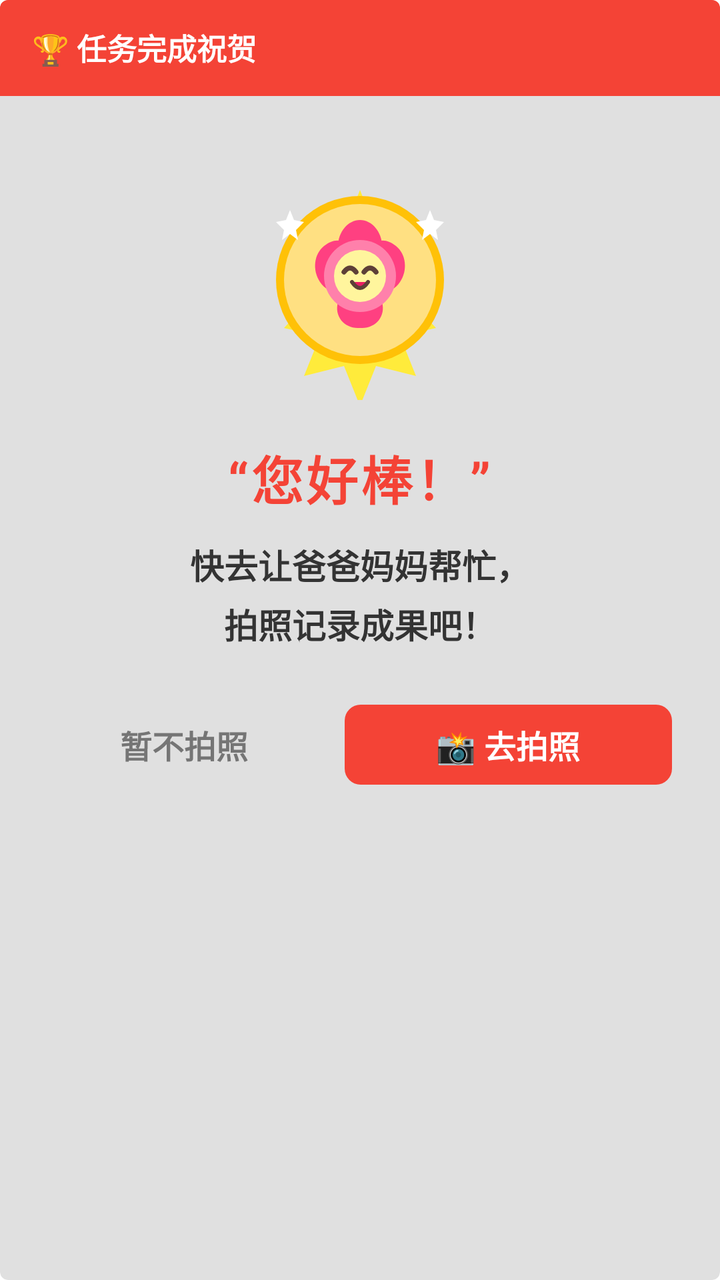
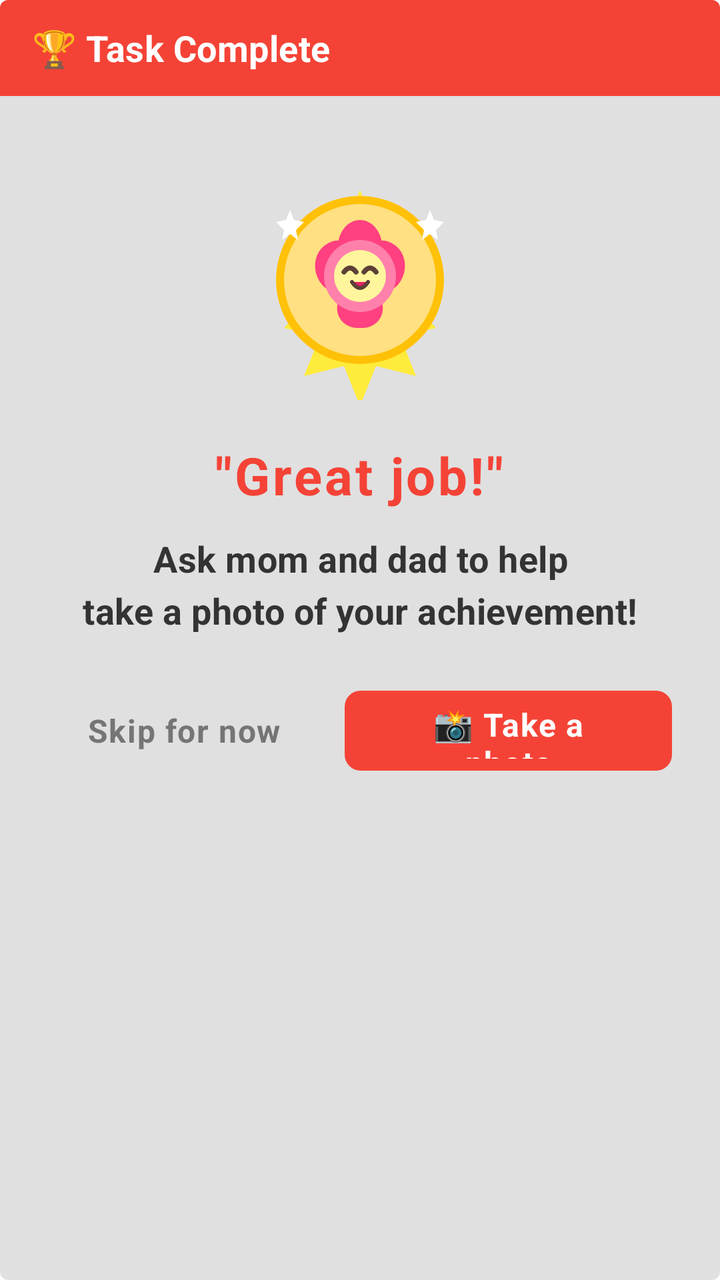

An Android layout rendered at two revisions. The XML below is the earlier revision; the diff shows what the commit changed to produce the second picture.
<!-- AndroidManifest.xml: application theme Theme.JustNow -->
<!-- res/layout/dialog_congratulation.xml -->
<?xml version="1.0" encoding="utf-8"?>
<LinearLayout xmlns:android="http://schemas.android.com/apk/res/android"
    xmlns:app="http://schemas.android.com/apk/res-auto"
    android:layout_width="320dp"
    android:layout_height="wrap_content"
    android:orientation="vertical"
    android:background="@drawable/badge_bg"
    android:clipToOutline="true"> 

    
    
    <LinearLayout
        android:id="@+id/rl_congrat_header"
        android:layout_width="match_parent"
        android:layout_height="48dp"
        android:paddingHorizontal="16dp"
        android:gravity="center_vertical"
        android:background="#F44336">

        <TextView
            android:layout_width="wrap_content"
            android:layout_height="wrap_content"
            android:text="🏆 任务完成祝贺"
            android:textColor="@android:color/white"
            android:textSize="15sp"
            android:textStyle="bold" />
    </LinearLayout>

    
    <LinearLayout
        android:layout_width="match_parent"
        android:layout_height="wrap_content"
        android:orientation="vertical"
        android:gravity="center_horizontal"
        android:padding="24dp">

        
        <ImageView
            android:id="@+id/iv_congrat_badge"
            android:layout_width="120dp"
            android:layout_height="120dp"
            android:layout_marginTop="8dp"
            android:layout_marginBottom="20dp"
            android:src="@drawable/ic_congrats_badge"
            android:contentDescription="完成勋章" />

        
        <TextView
            android:id="@+id/tv_congrat_congrats_title"
            android:layout_width="wrap_content"
            android:layout_height="wrap_content"
            android:text="“您好棒！”"
            android:textSize="26sp"
            android:textStyle="bold"
            android:textColor="#F44336"
            android:layout_marginBottom="12dp"
            android:letterSpacing="0.05" />

        
        <TextView
            android:layout_width="match_parent"
            android:layout_height="wrap_content"
            android:text="快去让爸爸妈妈帮忙，\n拍照记录成果吧！"
            android:textSize="17sp"
            android:textColor="#333333"
            android:gravity="center"
            android:lineSpacingExtra="5dp"
            android:textStyle="bold"
            android:layout_marginBottom="28dp" />

        
        <LinearLayout
            android:layout_width="match_parent"
            android:layout_height="wrap_content"
            android:orientation="horizontal"
            android:gravity="center">

            <com.google.android.material.button.MaterialButton
                android:id="@+id/btn_congrat_skip"
                style="@style/Widget.Material3.Button.TextButton"
                android:layout_width="0dp"
                android:layout_weight="1"
                android:layout_height="40dp"
                android:minWidth="0dp"
                android:minHeight="0dp"
                android:text="暂不拍照"
                android:textColor="@color/text_secondary"
                android:textSize="16sp"
                android:textStyle="bold"
                android:insetTop="0dp"
                android:insetBottom="0dp" />

            <com.google.android.material.button.MaterialButton
                android:id="@+id/btn_congrat_action"
                style="@style/Widget.Material3.Button"
                android:layout_width="0dp"
                android:layout_weight="1.2"
                android:layout_height="40dp"
                android:minWidth="0dp"
                android:minHeight="0dp"
                android:layout_marginStart="12dp"
                android:text="📸 去拍照"
                android:textColor="@android:color/white"
                android:textSize="16sp"
                android:textStyle="bold"
                app:backgroundTint="#F44336"
                app:cornerRadius="8dp"
                android:insetTop="0dp"
                android:insetBottom="0dp" />
        </LinearLayout>
    </LinearLayout>
</LinearLayout>
<!-- resources referenced by this layout -->
<resources>
  <color name="text_secondary">#757575</color>
  <!-- drawable badge_bg (drawable) -->
  <?xml version="1.0" encoding="utf-8"?>
  <shape xmlns:android="http://schemas.android.com/apk/res/android"
      android:shape="rectangle">
      <corners android:radius="4dp" />
      <solid android:color="@color/badge_background" />
  </shape>
  <style name="Theme.JustNow" parent="Theme.MaterialComponents.DayNight.NoActionBar">
          
          <item name="colorPrimary">@color/purple_500</item>
          <item name="colorPrimaryVariant">@color/purple_700</item>
          <item name="colorOnPrimary">@color/white</item>
          
          <item name="colorSecondary">@color/teal_200</item>
          <item name="colorSecondaryVariant">@color/teal_700</item>
          <item name="colorOnSecondary">@color/black</item>
          
          
          <item name="popupTheme">@style/ThemeOverlay.MaterialComponents.Light</item>
          <item name="alertDialogTheme">@style/ThemeOverlay.JustNow.AlertDialog</item>
      </style>
  <color name="badge_background">#E0E0E0</color>
  <color name="purple_500">#FF6200EE</color>
  <color name="purple_700">#FF3700B3</color>
  <color name="white">#FFFFFFFF</color>
  <color name="teal_200">#FF03DAC5</color>
  <color name="teal_700">#FF018786</color>
  <color name="black">#FF000000</color>
  <style name="TextAppearance.JustNow.Dialog.Title" parent="TextAppearance.JustNow.Title">
          <item name="android:textColor">@color/text_primary</item>
      </style>
  <color name="text_primary">#1A1A1A</color>
  <style name="TextAppearance.JustNow.Dialog.Body" parent="TextAppearance.JustNow.Body">
          <item name="android:textColor">@color/text_primary</item>
      </style>
  <style name="Widget.JustNow.Dialog.Button" parent="Widget.MaterialComponents.Button.TextButton.Dialog">
          <item name="android:textAppearance">@style/TextAppearance.JustNow.Dialog.Button</item>
          <item name="android:textColor">@color/dialog_primary_action_text</item>
          <item name="textAllCaps">false</item>
      </style>
  <style name="Widget.JustNow.Dialog.Button.Secondary" parent="Widget.MaterialComponents.Button.TextButton.Dialog">
          <item name="android:textAppearance">@style/TextAppearance.JustNow.Dialog.Button.Secondary</item>
          <item name="android:textColor">@color/dialog_action_text</item>
          <item name="textAllCaps">false</item>
      </style>
  <style name="TextAppearance.JustNow.Title" parent="TextAppearance.MaterialComponents.Headline6">
          <item name="android:textSize">@dimen/text_size_title</item>
      </style>
  <style name="TextAppearance.JustNow.Body" parent="TextAppearance.MaterialComponents.Subtitle1">
          <item name="android:textSize">@dimen/text_size_body</item>
      </style>
  <style name="TextAppearance.JustNow.Dialog.Button" parent="TextAppearance.JustNow.Body">
          <item name="android:textColor">@color/dialog_primary_action_text</item>
      </style>
  <style name="TextAppearance.JustNow.Dialog.Button.Secondary" parent="TextAppearance.JustNow.Body">
          <item name="android:textColor">@color/dialog_action_text</item>
      </style>
  <dimen name="text_size_title">22sp</dimen>
  <dimen name="text_size_body">18sp</dimen>
  <!-- unchanged entries left out for length: 2 -->
</resources>

<!-- the commit's change to res/layout/dialog_congratulation.xml (unified diff, before → after) -->
@@ -20,9 +20,9 @@
         <TextView
             android:layout_width="wrap_content"
             android:layout_height="wrap_content"
-            android:text="🏆 任务完成祝贺"
+            android:text="@string/s_congrat_header_title"
             android:textColor="@android:color/white"
-            android:textSize="15sp"
+            android:textAppearance="@style/TextAppearance.JustNow.Body"
             android:textStyle="bold" />
     </LinearLayout>
 
@@ -42,14 +42,15 @@
             android:layout_marginTop="8dp"
             android:layout_marginBottom="20dp"
             android:src="@drawable/ic_congrats_badge"
-            android:contentDescription="完成勋章" />
+            android:contentDescription="@string/cd_congrat_badge" />
 
+        
         
         <TextView
             android:id="@+id/tv_congrat_congrats_title"
             android:layout_width="wrap_content"
             android:layout_height="wrap_content"
-            android:text="“您好棒！”"
+            android:text="@string/s_congrat_congrats_title"
             android:textSize="26sp"
             android:textStyle="bold"
             android:textColor="#F44336"
@@ -60,8 +61,8 @@
         <TextView
             android:layout_width="match_parent"
             android:layout_height="wrap_content"
-            android:text="快去让爸爸妈妈帮忙，\n拍照记录成果吧！"
-            android:textSize="17sp"
+            android:text="@string/s_congrat_guide_text"
+            android:textAppearance="@style/TextAppearance.JustNow.Body"
             android:textColor="#333333"
             android:gravity="center"
             android:lineSpacingExtra="5dp"
@@ -83,9 +84,9 @@
                 android:layout_height="40dp"
                 android:minWidth="0dp"
                 android:minHeight="0dp"
-                android:text="暂不拍照"
+                android:text="@string/s_congrat_skip"
                 android:textColor="@color/text_secondary"
-                android:textSize="16sp"
+                android:textAppearance="@style/TextAppearance.JustNow.Caption"
                 android:textStyle="bold"
                 android:insetTop="0dp"
                 android:insetBottom="0dp" />
@@ -99,9 +100,9 @@
                 android:minWidth="0dp"
                 android:minHeight="0dp"
                 android:layout_marginStart="12dp"
-                android:text="📸 去拍照"
+                android:text="@string/s_congrat_action"
                 android:textColor="@android:color/white"
-                android:textSize="16sp"
+                android:textAppearance="@style/TextAppearance.JustNow.Caption"
                 android:textStyle="bold"
                 app:backgroundTint="#F44336"
                 app:cornerRadius="8dp"
<!-- resource entries referenced after the edit -->
@@ -8,10 +8,16 @@
       <corners android:radius="4dp" />
       <solid android:color="@color/badge_background" />
   </shape>
+  <string name="cd_congrat_badge">Completion badge</string>
+  <string name="s_congrat_action">📸 Take a photo</string>
+  <string name="s_congrat_congrats_title">"\"Great job!\""</string>
+  <string name="s_congrat_guide_text">Ask mom and dad to help\ntake a photo of your achievement!</string>
+  <string name="s_congrat_header_title">🏆 Task Complete</string>
+  <string name="s_congrat_skip">Skip for now</string>
   <style name="Theme.JustNow" parent="Theme.MaterialComponents.DayNight.NoActionBar">
           
-          <item name="colorPrimary">@color/purple_500</item>
-          <item name="colorPrimaryVariant">@color/purple_700</item>
+          <item name="colorPrimary">@color/theme_blue</item>
+          <item name="colorPrimaryVariant">#1557B0</item>
           <item name="colorOnPrimary">@color/white</item>
           
           <item name="colorSecondary">@color/teal_200</item>
@@ -23,8 +29,6 @@
           <item name="alertDialogTheme">@style/ThemeOverlay.JustNow.AlertDialog</item>
       </style>
   <color name="badge_background">#E0E0E0</color>
-  <color name="purple_500">#FF6200EE</color>
-  <color name="purple_700">#FF3700B3</color>
   <color name="white">#FFFFFFFF</color>
   <color name="teal_200">#FF03DAC5</color>
   <color name="teal_700">#FF018786</color>
@@ -38,12 +42,12 @@
       </style>
   <style name="Widget.JustNow.Dialog.Button" parent="Widget.MaterialComponents.Button.TextButton.Dialog">
           <item name="android:textAppearance">@style/TextAppearance.JustNow.Dialog.Button</item>
-          <item name="android:textColor">@color/dialog_primary_action_text</item>
+          <item name="android:textColor">?attr/colorPrimary</item>
           <item name="textAllCaps">false</item>
       </style>
   <style name="Widget.JustNow.Dialog.Button.Secondary" parent="Widget.MaterialComponents.Button.TextButton.Dialog">
           <item name="android:textAppearance">@style/TextAppearance.JustNow.Dialog.Button.Secondary</item>
-          <item name="android:textColor">@color/dialog_action_text</item>
+          <item name="android:textColor">?attr/colorPrimary</item>
           <item name="textAllCaps">false</item>
       </style>
   <style name="TextAppearance.JustNow.Title" parent="TextAppearance.MaterialComponents.Headline6">
@@ -52,14 +56,19 @@
   <style name="TextAppearance.JustNow.Body" parent="TextAppearance.MaterialComponents.Subtitle1">
           <item name="android:textSize">@dimen/text_size_body</item>
       </style>
+  <style name="TextAppearance.JustNow.Caption" parent="TextAppearance.MaterialComponents.Caption">
+          <item name="android:textSize">@dimen/text_size_caption</item>
+      </style>
   <style name="TextAppearance.JustNow.Dialog.Button" parent="TextAppearance.JustNow.Body">
-          <item name="android:textColor">@color/dialog_primary_action_text</item>
+          <item name="android:textColor">?attr/colorPrimary</item>
       </style>
   <style name="TextAppearance.JustNow.Dialog.Button.Secondary" parent="TextAppearance.JustNow.Body">
-          <item name="android:textColor">@color/dialog_action_text</item>
+          <item name="android:textColor">?attr/colorPrimary</item>
       </style>
   <dimen name="text_size_title">22sp</dimen>
   <dimen name="text_size_body">18sp</dimen>
+  <dimen name="text_size_caption">16sp</dimen>
+  <color name="theme_blue">#1A73E8</color>
   <!-- unchanged entries left out for length: 2 -->
 </resources>
 
